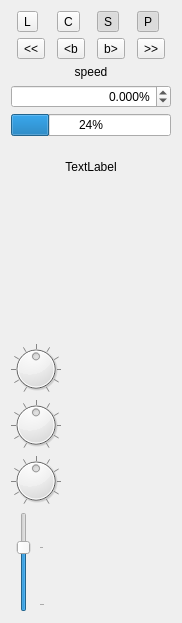
Above: app/playerview.ui from x37v/datajockey before the change. Below: the same form after it.
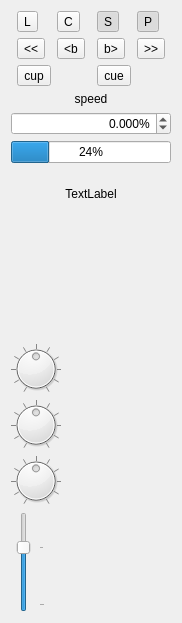
That is the form after the change. Custom widgets are drawn as their Qt base class.

Commit message: cue/cup jump to last cue point [or create a new one]

Patch:
```diff
--- a/app/playerview.ui
+++ b/app/playerview.ui
@@ -101,6 +101,20 @@
          </property>
         </widget>
        </item>
+       <item row="2" column="0" colspan="2">
+        <widget class="QToolButton" name="jump_up">
+         <property name="text">
+          <string>cup</string>
+         </property>
+        </widget>
+       </item>
+       <item row="2" column="2" colspan="2">
+        <widget class="QToolButton" name="jump">
+         <property name="text">
+          <string>cue</string>
+         </property>
+        </widget>
+       </item>
       </layout>
      </item>
      <item>
```
The commit also changes 3 other files.
